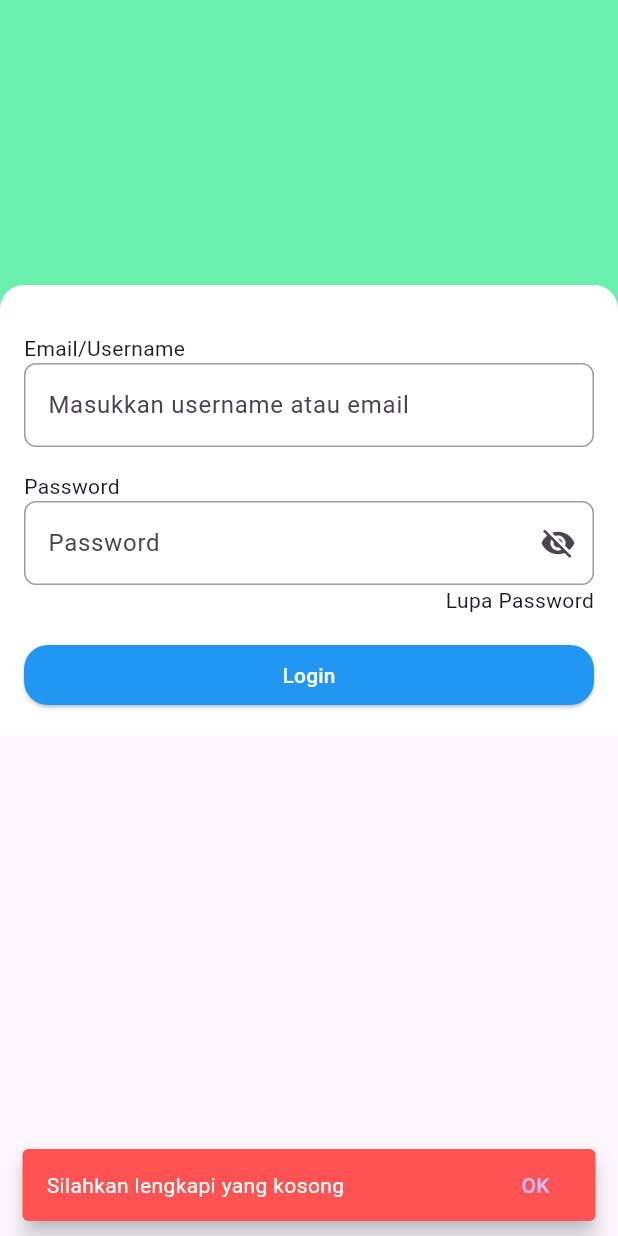
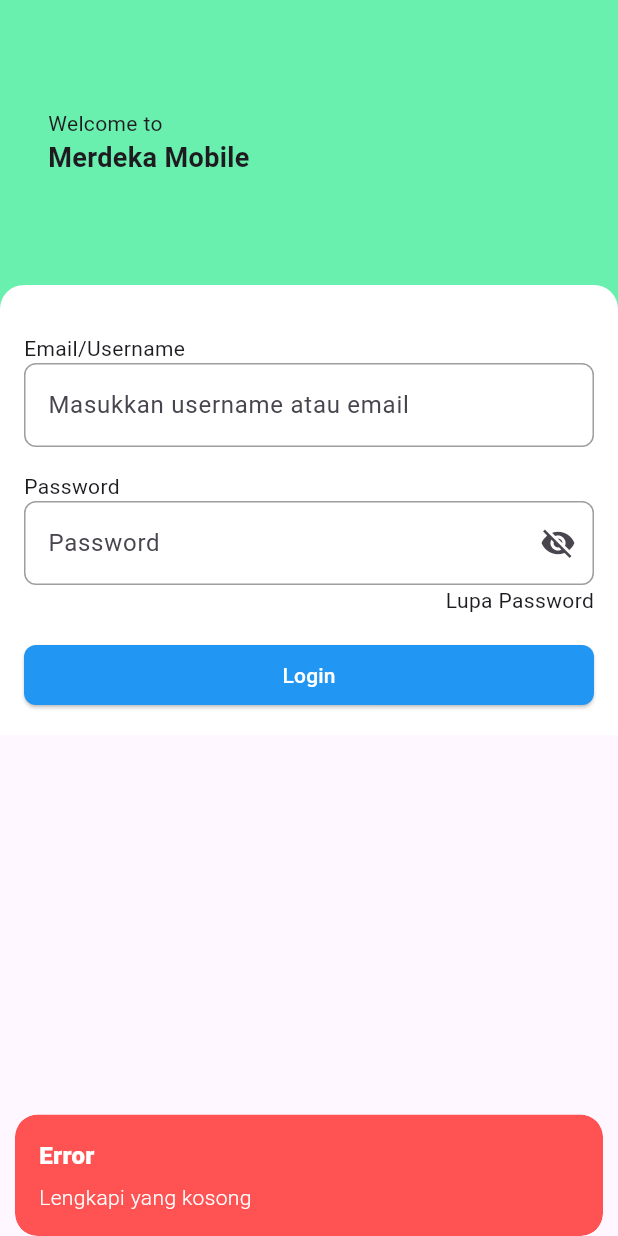
Before and after one commit to AlHamasy/merdeka_app, a Flutter app: the screen it shows after launch, after a tap on "Login", on a phone screen of 412 x 824 dp. Run offline on Flutter 3.47's test engine with Material 3 defaults, Android fonts, the phone set to English and light mode, and no system bars; our stand-ins replace dio, get, velocity_x; accounts and stored records are empty.

Commit message:
update day 3 (news)

```diff
--- /dev/null
+++ b/lib/binding.dart
@@ -0,0 +1,11 @@
+import 'package:get/get.dart';
+import 'package:merdeka_app/controllers/login_controller.dart';
+
+class Binding implements Bindings{
+
+  @override
+  void dependencies() {
+    Get.lazyPut<LoginController>(() => LoginController());
+  }
+
+}
--- /dev/null
+++ b/lib/controllers/login_controller.dart
@@ -0,0 +1,57 @@
+import 'package:flutter/material.dart';
+import 'package:get/get.dart';
+import 'package:merdeka_app/model/LoginRequest.dart';
+import 'package:merdeka_app/model/LoginResponse.dart';
+import 'package:merdeka_app/services/login_service.dart';
+
+class LoginController extends GetxController{
+
+  final emailController = TextEditingController();
+  final passwordController = TextEditingController();
+
+  var isObscurePassword = true.obs;
+  void showHidePassword(){
+    isObscurePassword.value = !isObscurePassword.value;
+  }
+
+  var isLoading = false.obs;
+  var errorMessage = "".obs;
+  var loginData = Rx<LoginResponse?>(null);
+
+  Future<void> login() async{
+
+    var email = emailController.text;
+    var password = passwordController.text;
+    if (email.isEmpty || password.isEmpty){
+      Get.snackbar(
+          "Error",
+          "Lengkapi yang kosong",
+          snackPosition: SnackPosition.BOTTOM,
+          backgroundColor: Colors.redAccent,
+          colorText: Colors.white
+      );
+      return;
+    }
+
+    isLoading.value = true;
+    try{
+      var loginRequest = LoginRequest(username: email, password: password);
+      var loginResponse = await LoginService.login(loginRequest);
+
+      loginData.value = loginResponse;
+      errorMessage.value = '';
+    } catch (e){
+      errorMessage.value = e.toString();
+      Get.snackbar(
+          "Error",
+          e.toString(),
+          snackPosition: SnackPosition.BOTTOM,
+          backgroundColor: Colors.redAccent,
+          colorText: Colors.white
+      );
+    } finally {
+      isLoading.value = false;
+    }
+  }
+
+}
--- /dev/null
+++ b/lib/login_getx_screen.dart
@@ -0,0 +1,147 @@
+import 'package:flutter/material.dart';
+import 'package:get/get.dart';
+import 'package:merdeka_app/controllers/login_controller.dart';
+import 'components/custom_button.dart';
+
+class LoginGetxScreen extends GetView<LoginController> {
+
+  LoginGetxScreen({super.key});
+
+  @override
+  Widget build(BuildContext context) {
+    var width = MediaQuery.of(context).size.width;
+    var height = MediaQuery.of(context).size.height;
+    return Scaffold(
+        resizeToAvoidBottomInset: true,
+        body: formLogin1(height, width, context)
+    );
+  }
+
+  Widget formLogin1(double height, double width, BuildContext context) {
+    return SingleChildScrollView(
+      child: Column(
+        children: [
+          Container(
+            width: width,
+            height: height * 0.25,
+            color: Colors.greenAccent,
+            child: Stack(
+              children: [
+                Padding(
+                  padding: const EdgeInsets.only(top: 72, left: 32),
+                  child: Column(
+                    crossAxisAlignment: CrossAxisAlignment.start,
+                    children: [
+                      Text("Welcome to"),
+                      Text("Merdeka Mobile", style: TextStyle(
+                          fontWeight: FontWeight.bold, fontSize: 18))
+                    ],
+                  ),
+                ),
+                Positioned(
+                  bottom: 0,
+                  left: 0,
+                  right: 0,
+                  child: Container(
+                    height: 16,
+                    width: double.infinity,
+                    decoration: BoxDecoration(
+                        color: Colors.white,
+                        borderRadius: BorderRadius.only(
+                            topLeft: Radius.circular(16),
+                            topRight: Radius.circular(16)
+                        )
+                    ),
+                  ),
+                )
+              ],
+            ),
+          ),
+          Container(
+            padding: EdgeInsets.all(16),
+            width: width,
+            //height: height * 0.75,
+            color: Colors.white,
+            child: Column(
+              children: [
+                Align(
+                    alignment: Alignment.centerLeft,
+                    child: Text("Email/Username")
+                ),
+                TextField(
+                  controller: controller.emailController,
+                  decoration: InputDecoration(
+                    hintText: "Masukkan username atau email",
+                    enabledBorder: OutlineInputBorder(
+                        borderSide: BorderSide(color: Colors.grey),
+                        borderRadius: BorderRadius.circular(8)
+                    ),
+                    focusedBorder: OutlineInputBorder(
+                        borderSide: BorderSide(color: Colors.blue),
+                        borderRadius: BorderRadius.circular(8)
+                    ),
+                  ),
+                ),
+                SizedBox(height: 16),
+                Align(
+                    alignment: Alignment.centerLeft,
+                    child: Text("Password")
+                ),
+                Obx(() {
+                  return TextField(
+                    obscureText: controller.isObscurePassword.value,
+                    controller: controller.passwordController,
+                    decoration: InputDecoration(
+                        hintText: "Password",
+                        enabledBorder: OutlineInputBorder(
+                            borderSide: BorderSide(color: Colors.grey),
+                            borderRadius: BorderRadius.circular(8)
+                        ),
+                        focusedBorder: OutlineInputBorder(
+                            borderSide: BorderSide(color: Colors.blue),
+                            borderRadius: BorderRadius.circular(8)
+                        ),
+                        suffixIcon: IconButton(
+                            onPressed: () {
+                              controller.showHidePassword();
+                            },
+                            icon: Icon(controller.isObscurePassword.value
+                                ? Icons.visibility_off
+                                : Icons.visibility
+                            )
+                        )
+                    ),
+                  );
+                }),
+                Align(
+                    alignment: Alignment.centerRight,
+                    child: GestureDetector(
+                        onTap: () {
+                          debugPrint("lupa pass");
+                        },
+                        child: Text("Lupa Password")
+                    )
+                ),
+                SizedBox(height: 16),
+                Obx(() {
+                  if (controller.isLoading.value) {
+                    return CircularProgressIndicator();
+                  }
+                  else {
+                    return CustomButton(
+                        title: "Login",
+                        onPressed: () {
+                          controller.login();
+                        }
+                    );
+                  }
+                })
+              ],
+            ),
+          ),
+        ],
+      ),
+    );
+  }
+
+}
--- a/lib/login_screen.dart
+++ b/lib/login_screen.dart
@@ -150,6 +150,16 @@ class _LoginScreenState extends State<LoginScreen> {
             color: Colors.greenAccent,
             child: Stack(
               children: [
+                Padding(
+                  padding: const EdgeInsets.only(top: 72, left: 32),
+                  child: Column(
+                    crossAxisAlignment: CrossAxisAlignment.start,
+                    children: [
+                      Text("Welcome to"),
+                      Text("Merdeka Mobile", style: TextStyle(fontWeight: FontWeight.bold, fontSize: 18))
+                    ],
+                  ),
+                ),
                 Positioned(
                   bottom: 0,
                   left: 0,
--- a/lib/main.dart
+++ b/lib/main.dart
@@ -1,4 +1,8 @@
 import 'package:flutter/material.dart';
+import 'package:get/get.dart';
+import 'package:merdeka_app/binding.dart';
+import 'package:merdeka_app/controllers/login_controller.dart';
+import 'package:merdeka_app/login_getx_screen.dart';
 import 'package:merdeka_app/login_screen.dart';
 
 void main() {
@@ -11,28 +15,16 @@ class MyApp extends StatelessWidget {
   // This widget is the root of your application.
   @override
   Widget build(BuildContext context) {
-    return MaterialApp(
+    return GetMaterialApp(
       title: 'Flutter Demo',
       theme: ThemeData(
         useMaterial3: true,
-        // This is the theme of your application.
-        //
-        // TRY THIS: Try running your application with "flutter run". You'll see
-        // the application has a purple toolbar. Then, without quitting the app,
-        // try changing the seedColor in the colorScheme below to Colors.green
-        // and then invoke "hot reload" (save your changes or press the "hot
-        // reload" button in a Flutter-supported IDE, or press "r" if you used
-        // the command line to start the app).
-        //
-        // Notice that the counter didn't reset back to zero; the application
-        // state is not lost during the reload. To reset the state, use hot
-        // restart instead.
-        //
-        // This works for code too, not just values: Most code changes can be
-        // tested with just a hot reload.
         colorScheme: ColorScheme.fromSeed(seedColor: Colors.deepPurple),
       ),
-      home: LoginScreen(),
+      initialRoute: "/",
+      getPages: [
+        GetPage(name: "/", page: () => LoginGetxScreen(), binding: Binding())
+      ],
     );
   }
 }
```
Also changed, not shown: lib/model/NewsResponse.dart (added, +97 -0 lines), lib/news_getx_screen.dart (added, +10 -0 lines), lib/services/news_service.dart (added, +24 -0 lines).
